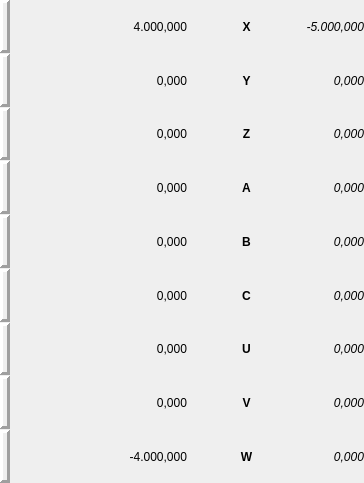
The window that src/UI/Position.ui (DjangoReinhard/FalconView) describes before a commit, drawn with Qt 5.
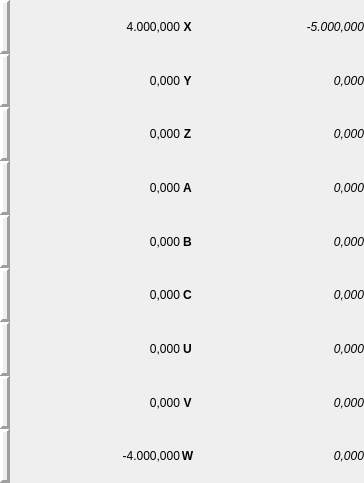
The same window after the commit.

```diff
--- a/src/UI/Position.ui
+++ b/src/UI/Position.ui
@@ -11,7 +11,7 @@
    </rect>
   </property>
   <property name="sizePolicy">
-   <sizepolicy hsizetype="Minimum" vsizetype="Minimum">
+   <sizepolicy hsizetype="MinimumExpanding" vsizetype="MinimumExpanding">
     <horstretch>0</horstretch>
     <verstretch>0</verstretch>
    </sizepolicy>
@@ -19,7 +19,7 @@
   <property name="windowTitle">
    <string>Frame</string>
   </property>
-  <layout class="QGridLayout" name="gridLayout" rowstretch="0,0,0,0,0,0,0,0,0" columnstretch="0,50,10,50,0">
+  <layout class="QGridLayout" name="gridLayout" rowstretch="0,0,0,0,0,0,0,0,0" columnstretch="0,0,0,0,0">
    <property name="sizeConstraint">
     <enum>QLayout::SetDefaultConstraint</enum>
    </property>
@@ -35,9 +35,12 @@
    <property name="bottomMargin">
     <number>0</number>
    </property>
-   <property name="spacing">
+   <property name="horizontalSpacing">
     <number>1</number>
    </property>
+   <property name="verticalSpacing">
+    <number>0</number>
+   </property>
    <item row="3" column="2">
     <widget class="QLabel" name="posA">
      <property name="sizePolicy">
@@ -307,6 +310,12 @@
    </item>
    <item row="2" column="0">
     <widget class="QLabel" name="ledZ">
+     <property name="sizePolicy">
+      <sizepolicy hsizetype="Fixed" vsizetype="Minimum">
+       <horstretch>0</horstretch>
+       <verstretch>0</verstretch>
+      </sizepolicy>
+     </property>
      <property name="maximumSize">
       <size>
        <width>10</width>
@@ -372,6 +381,12 @@
    </item>
    <item row="8" column="0">
     <widget class="QLabel" name="ledW">
+     <property name="sizePolicy">
+      <sizepolicy hsizetype="Fixed" vsizetype="Minimum">
+       <horstretch>0</horstretch>
+       <verstretch>0</verstretch>
+      </sizepolicy>
+     </property>
      <property name="maximumSize">
       <size>
        <width>10</width>
@@ -410,6 +425,12 @@
    </item>
    <item row="3" column="0">
     <widget class="QLabel" name="ledA">
+     <property name="sizePolicy">
+      <sizepolicy hsizetype="Fixed" vsizetype="Minimum">
+       <horstretch>0</horstretch>
+       <verstretch>0</verstretch>
+      </sizepolicy>
+     </property>
      <property name="maximumSize">
       <size>
        <width>10</width>
@@ -432,6 +453,12 @@
    </item>
    <item row="0" column="0">
     <widget class="QLabel" name="ledX">
+     <property name="sizePolicy">
+      <sizepolicy hsizetype="Fixed" vsizetype="Minimum">
+       <horstretch>0</horstretch>
+       <verstretch>0</verstretch>
+      </sizepolicy>
+     </property>
      <property name="maximumSize">
       <size>
        <width>10</width>
@@ -476,6 +503,12 @@
    </item>
    <item row="5" column="0">
     <widget class="QLabel" name="ledC">
+     <property name="sizePolicy">
+      <sizepolicy hsizetype="Fixed" vsizetype="Minimum">
+       <horstretch>0</horstretch>
+       <verstretch>0</verstretch>
+      </sizepolicy>
+     </property>
      <property name="maximumSize">
       <size>
        <width>10</width>
@@ -587,6 +620,12 @@
    </item>
    <item row="6" column="0">
     <widget class="QLabel" name="ledU">
+     <property name="sizePolicy">
+      <sizepolicy hsizetype="Fixed" vsizetype="Minimum">
+       <horstretch>0</horstretch>
+       <verstretch>0</verstretch>
+      </sizepolicy>
+     </property>
      <property name="maximumSize">
       <size>
        <width>10</width>
```
Left out of the diff: 18 changed lines with no effect on the pictures.
